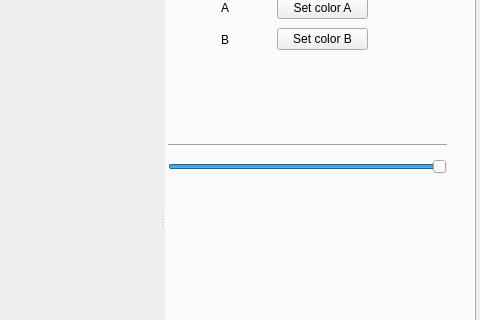
First picture: the form in mainwindowform.ui, repository taylorgwood/FRE_Visualizer_GUI, before the edit; both pictures show x 802 to 1282 and y 177 to 497 of the 1282 by 796 pixel window.
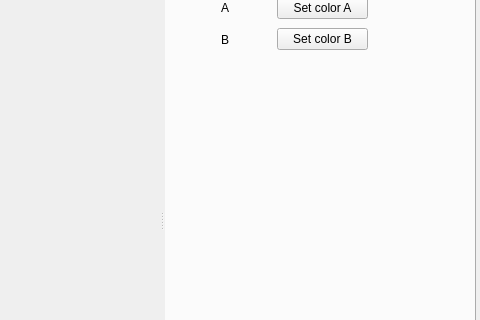
Second picture: the form after the edit. The open tabs and pages were chosen to show the change.

The edit to the form file:
```diff
--- a/mainwindowform.ui
+++ b/mainwindowform.ui
@@ -766,55 +766,6 @@
       <attribute name="title">
        <string>PrintPath</string>
       </attribute>
-      <widget class="QWidget" name="layoutWidget">
-       <property name="geometry">
-        <rect>
-         <x>0</x>
-         <y>240</y>
-         <width>301</width>
-         <height>66</height>
-        </rect>
-       </property>
-       <layout class="QVBoxLayout" name="verticalLayout_13">
-        <item>
-         <widget class="Line" name="line_4">
-          <property name="orientation">
-           <enum>Qt::Horizontal</enum>
-          </property>
-         </widget>
-        </item>
-        <item>
-         <layout class="QHBoxLayout" name="horizontalLayout_8">
-          <item>
-           <layout class="QVBoxLayout" name="verticalLayout_11"/>
-          </item>
-          <item>
-           <layout class="QVBoxLayout" name="verticalLayout_12">
-            <item>
-             <widget class="QSlider" name="animationSlider">
-              <property name="maximum">
-               <number>99</number>
-              </property>
-              <property name="sliderPosition">
-               <number>99</number>
-              </property>
-              <property name="orientation">
-               <enum>Qt::Horizontal</enum>
-              </property>
-              <property name="invertedAppearance">
-               <bool>false</bool>
-              </property>
-              <property name="invertedControls">
-               <bool>false</bool>
-              </property>
-             </widget>
-            </item>
-           </layout>
-          </item>
-         </layout>
-        </item>
-       </layout>
-      </widget>
       <widget class="QWidget" name="layoutWidget">
        <property name="geometry">
         <rect>
```
Left out of the diff: 11 changed lines with no effect on the pictures.
